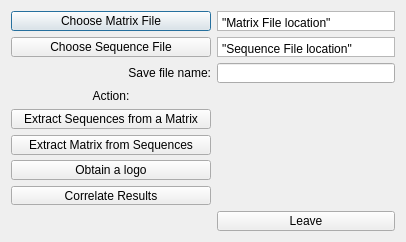
Qt form src/window.ui (TaronSilver/genom) before a commit.
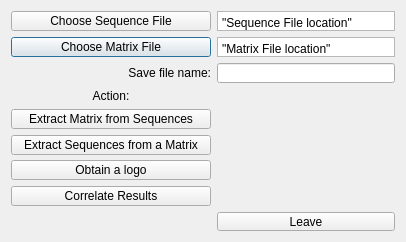
The same form after that commit.

Commit message: Qt Integration of enzyme_on_sequence

```diff
--- a/src/window.ui
+++ b/src/window.ui
@@ -51,7 +51,7 @@
    </item>
    <item row="1" column="0" colspan="2">
     <layout class="QGridLayout" name="gridLayout">
-     <item row="2" column="0">
+     <item row="4" column="0">
       <widget class="QLabel" name="label">
        <property name="layoutDirection">
         <enum>Qt::LeftToRight</enum>
@@ -64,7 +64,7 @@
        </property>
       </widget>
      </item>
-     <item row="0" column="0">
+     <item row="2" column="0">
       <widget class="QPushButton" name="buttonMatrix">
        <property name="minimumSize">
         <size>
@@ -77,7 +77,7 @@
        </property>
       </widget>
      </item>
-     <item row="2" column="1">
+     <item row="4" column="1">
       <widget class="QLineEdit" name="editFileName">
        <property name="sizePolicy">
         <sizepolicy hsizetype="Expanding" vsizetype="Expanding">
@@ -93,20 +93,7 @@
        </property>
       </widget>
      </item>
-     <item row="1" column="0">
-      <widget class="QPushButton" name="buttonFasta">
-       <property name="minimumSize">
-        <size>
-         <width>200</width>
-         <height>20</height>
-        </size>
-       </property>
-       <property name="text">
-        <string>Choose Sequence File</string>
-       </property>
-      </widget>
-     </item>
-     <item row="0" column="1">
+     <item row="2" column="1">
       <widget class="QTextBrowser" name="showMatrixLocation">
        <property name="maximumSize">
         <size>
@@ -132,7 +119,20 @@
        </property>
       </widget>
      </item>
-     <item row="1" column="1">
+     <item row="0" column="0">
+      <widget class="QPushButton" name="buttonFasta">
+       <property name="minimumSize">
+        <size>
+         <width>200</width>
+         <height>20</height>
+        </size>
+       </property>
+       <property name="text">
+        <string>Choose Sequence File</string>
+       </property>
+      </widget>
+     </item>
+     <item row="0" column="1">
       <widget class="QTextBrowser" name="showFastaLocation">
        <property name="maximumSize">
         <size>
@@ -162,7 +162,7 @@
    </item>
    <item row="3" column="0" colspan="2">
     <layout class="QGridLayout" name="gridLayout_2">
-     <item row="3" column="0">
+     <item row="5" column="0">
       <widget class="QPushButton" name="buttonLogo">
        <property name="minimumSize">
         <size>
@@ -184,28 +184,6 @@
        </property>
       </widget>
      </item>
-     <item row="2" column="0">
-      <widget class="QPushButton" name="buttonMatrixFromSequence">
-       <property name="minimumSize">
-        <size>
-         <width>200</width>
-         <height>20</height>
-        </size>
-       </property>
-       <property name="maximumSize">
-        <size>
-         <width>250</width>
-         <height>16777215</height>
-        </size>
-       </property>
-       <property name="toolTip">
-        <string>&lt;html&gt;&lt;head/&gt;&lt;body&gt;&lt;p&gt;Obtain a probability weigth matrix from multiple sequences, stored in a fasta file.&lt;/p&gt;&lt;p&gt;&lt;br/&gt;&lt;/p&gt;&lt;p&gt;The results will be saved in a file named after the chosen name.&lt;/p&gt;&lt;/body&gt;&lt;/html&gt;</string>
-       </property>
-       <property name="text">
-        <string>Extract Matrix from Sequences</string>
-       </property>
-      </widget>
-     </item>
      <item row="0" column="0">
       <widget class="QLabel" name="label_2">
        <property name="text">
@@ -216,7 +194,7 @@
        </property>
       </widget>
      </item>
-     <item row="5" column="0">
+     <item row="7" column="0">
       <spacer name="verticalSpacer_3">
        <property name="orientation">
         <enum>Qt::Vertical</enum>
@@ -229,14 +207,21 @@
        </property>
       </spacer>
      </item>
-     <item row="5" column="1">
+     <item row="7" column="1">
       <widget class="QPushButton" name="buttonLeave">
        <property name="text">
         <string>Leave</string>
        </property>
       </widget>
      </item>
-     <item row="1" column="0">
+     <item row="6" column="0">
+      <widget class="QPushButton" name="buttonCorrelate">
+       <property name="text">
+        <string>Correlate Results</string>
+       </property>
+      </widget>
+     </item>
+     <item row="2" column="0">
       <widget class="QPushButton" name="buttonSequenceFromMatrix">
        <property name="minimumSize">
         <size>
@@ -258,10 +243,25 @@
        </property>
       </widget>
      </item>
-     <item row="4" column="0">
-      <widget class="QPushButton" name="buttonCorrelate">
+     <item row="1" column="0">
+      <widget class="QPushButton" name="buttonMatrixFromSequence">
+       <property name="minimumSize">
+        <size>
+         <width>200</width>
+         <height>20</height>
+        </size>
+       </property>
+       <property name="maximumSize">
+        <size>
+         <width>250</width>
+         <height>16777215</height>
+        </size>
+       </property>
+       <property name="toolTip">
+        <string>&lt;html&gt;&lt;head/&gt;&lt;body&gt;&lt;p&gt;Obtain a probability weigth matrix from multiple sequences, stored in a fasta file.&lt;/p&gt;&lt;p&gt;The results will be saved in a file named after the chosen name.&lt;/p&gt;&lt;/body&gt;&lt;/html&gt;</string>
+       </property>
        <property name="text">
-        <string>Correlate Results</string>
+        <string>Extract Matrix from Sequences</string>
        </property>
       </widget>
      </item>
```
The commit also changes 6 other files.
